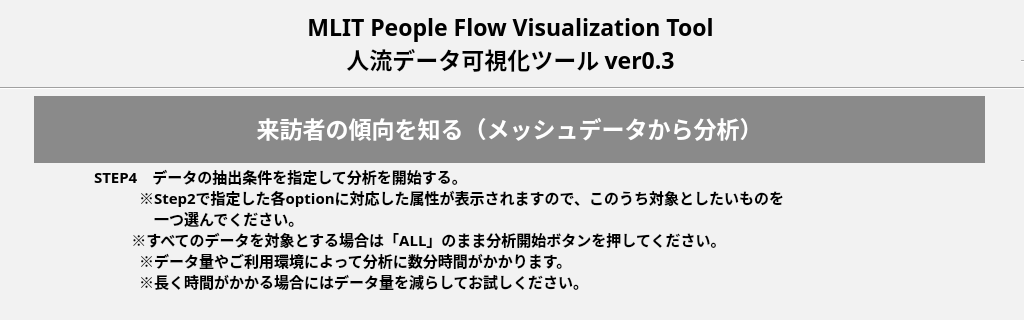
First picture: the form in people_flow_visualization_dialog_base.ui, repository jinryuhudojyouhoukatsuyou/people_flow_visualization, before the edit; both pictures show x 0 to 1024 and y 0 to 320 of the 1024 by 954 pixel window.
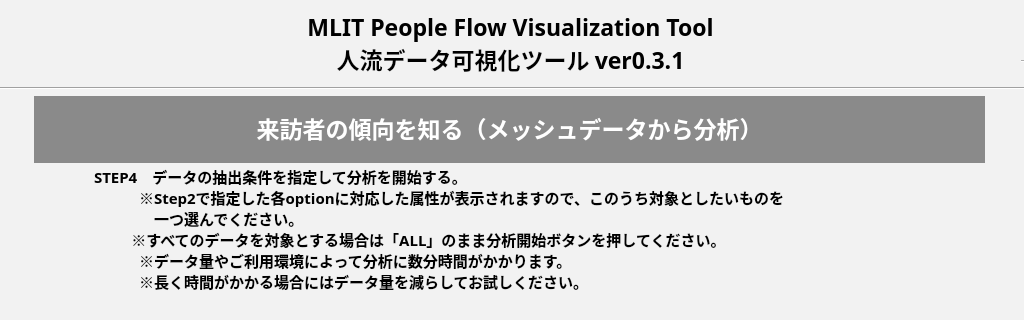
Second picture: the form after the edit. Icons and pictures are not drawn.

Diff of the .ui file:
```diff
--- a/people_flow_visualization_dialog_base.ui
+++ b/people_flow_visualization_dialog_base.ui
@@ -58,7 +58,7 @@
    </property>
    <property name="text">
     <string>MLIT People Flow Visualization Tool 
-人流データ可視化ツール ver0.3</string>
+人流データ可視化ツール ver0.3.1</string>
    </property>
    <property name="alignment">
     <set>Qt::AlignCenter</set>
```
